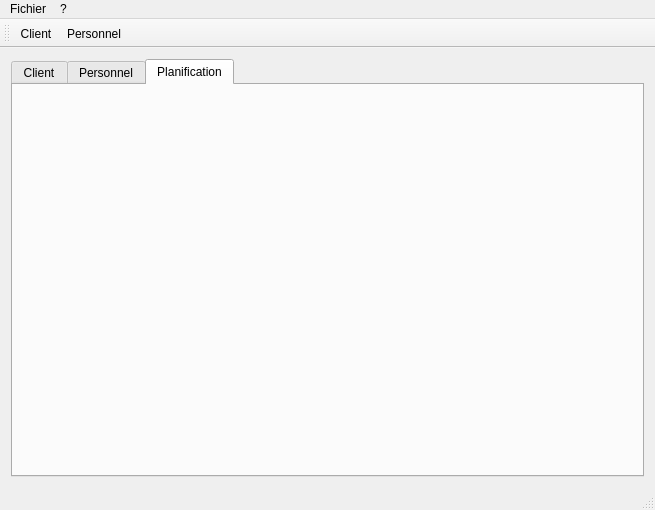
The window that AppliQt/Vue/mainwindow.ui (JermanKell/PRJ_TP_Qt) describes before a commit, drawn with Qt 5.
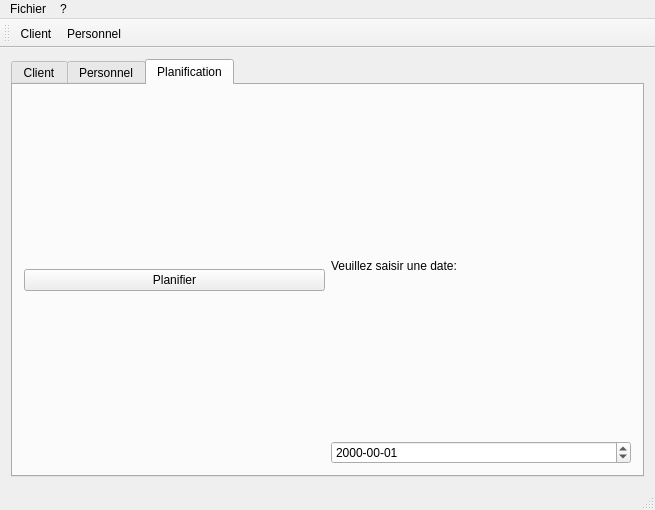
The same window after the commit. The open tabs and pages were chosen to show the change. Icons and pictures are not drawn.

Diff of the .ui file:
```diff
--- a/AppliQt/Vue/mainwindow.ui
+++ b/AppliQt/Vue/mainwindow.ui
@@ -300,7 +300,33 @@
          </attribute>
          <layout class="QVBoxLayout" name="verticalLayout_7">
           <item>
-           <layout class="QVBoxLayout" name="verticalLayout_Planification"/>
+           <layout class="QHBoxLayout" name="horizontalLayout_3">
+            <item>
+             <widget class="QPushButton" name="button_Plan">
+              <property name="text">
+               <string>Planifier</string>
+              </property>
+             </widget>
+            </item>
+            <item>
+             <layout class="QVBoxLayout" name="verticalLayout_5">
+              <item>
+               <widget class="QLabel" name="label">
+                <property name="text">
+                 <string>Veuillez saisir une date:</string>
+                </property>
+               </widget>
+              </item>
+              <item>
+               <widget class="QDateEdit" name="edit_date">
+                <property name="displayFormat">
+                 <string>yyyy-mm-dd</string>
+                </property>
+               </widget>
+              </item>
+             </layout>
+            </item>
+           </layout>
           </item>
          </layout>
         </widget>
```
Left out of the diff: 6 changed lines with no effect on the pictures.
